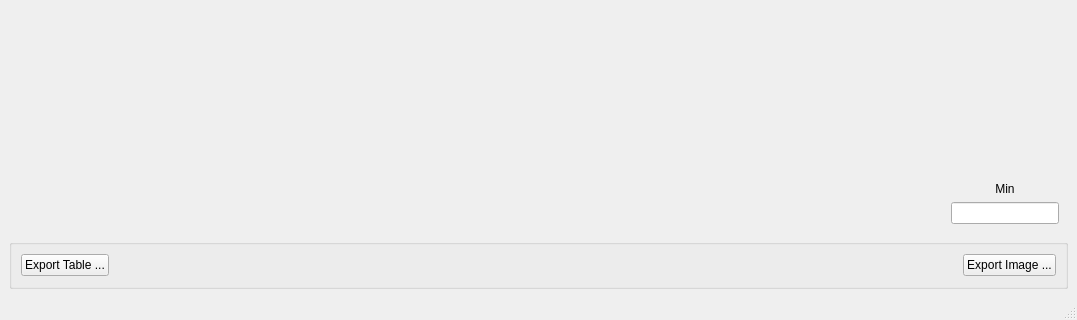
Above: ibeatles/ui/ui_strainMapping.ui from ornlneutronimaging/iBeatles before the change; both pictures show x 0 to 1077 and y 537 to 857 of the 1077 by 857 pixel window. Below: the same form after it.
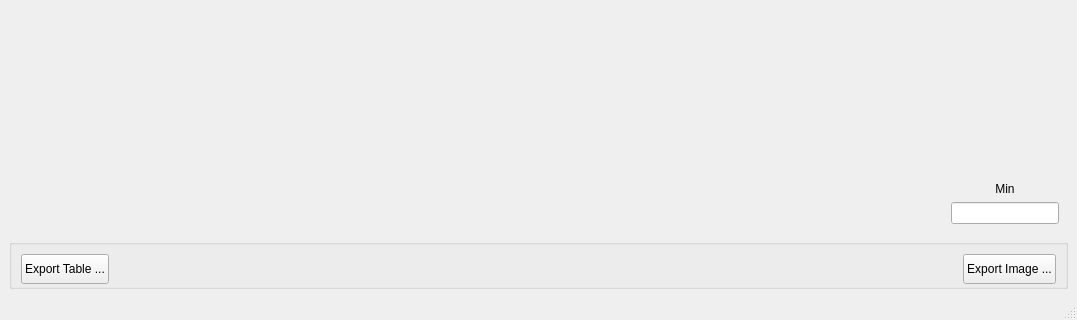
That is the form after the change.

Commit message: Forcing the minimum size of widgets. this refs #122

Patch:
```diff
--- a/ibeatles/ui/ui_strainMapping.ui
+++ b/ibeatles/ui/ui_strainMapping.ui
@@ -548,6 +548,12 @@
       <layout class="QHBoxLayout" name="horizontalLayout_4">
        <item>
         <widget class="QPushButton" name="export_table_pushButton">
+         <property name="minimumSize">
+          <size>
+           <width>0</width>
+           <height>30</height>
+          </size>
+         </property>
          <property name="text">
           <string>Export Table ...</string>
          </property>
@@ -568,6 +574,12 @@
        </item>
        <item>
         <widget class="QPushButton" name="export_image_pushButton">
+         <property name="minimumSize">
+          <size>
+           <width>0</width>
+           <height>30</height>
+          </size>
+         </property>
          <property name="text">
           <string>Export Image ...</string>
          </property>
```
Left out of the diff: 2 changed lines with no effect on the pictures.
